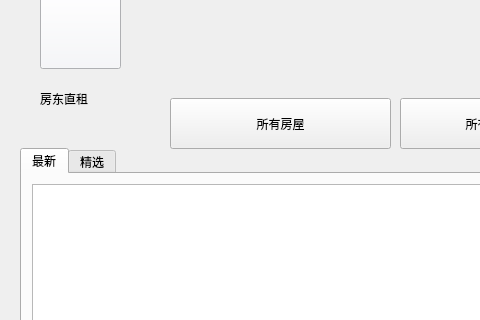
Above: MainLaunch_qt/mainwindow.ui from luohanqing0318/graduation-design before the change; both pictures show x 0 to 480 and y 279 to 599 of the 927 by 911 pixel window. Below: the same form after it.
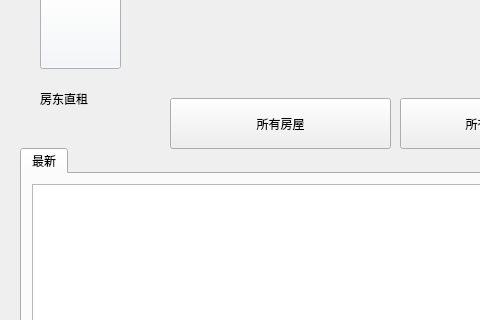
That is the form after the change. Icons and pictures are not drawn.

Diff of the .ui file:
```diff
--- a/MainLaunch_qt/mainwindow.ui
+++ b/MainLaunch_qt/mainwindow.ui
@@ -98,11 +98,6 @@
       </property>
      </widget>
     </widget>
-    <widget class="QWidget" name="tab_2">
-     <attribute name="title">
-      <string>精选</string>
-     </attribute>
-    </widget>
    </widget>
    <widget class="QPushButton" name="pushButton_4">
     <property name="geometry">
```
